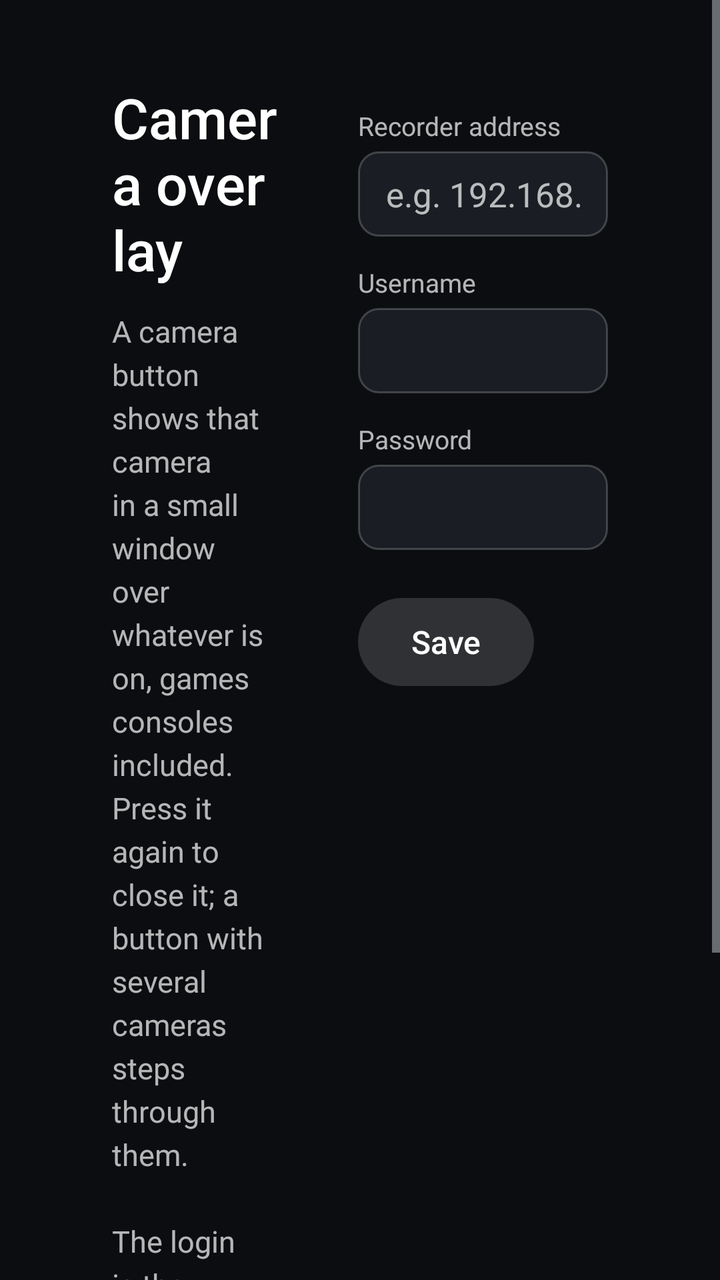
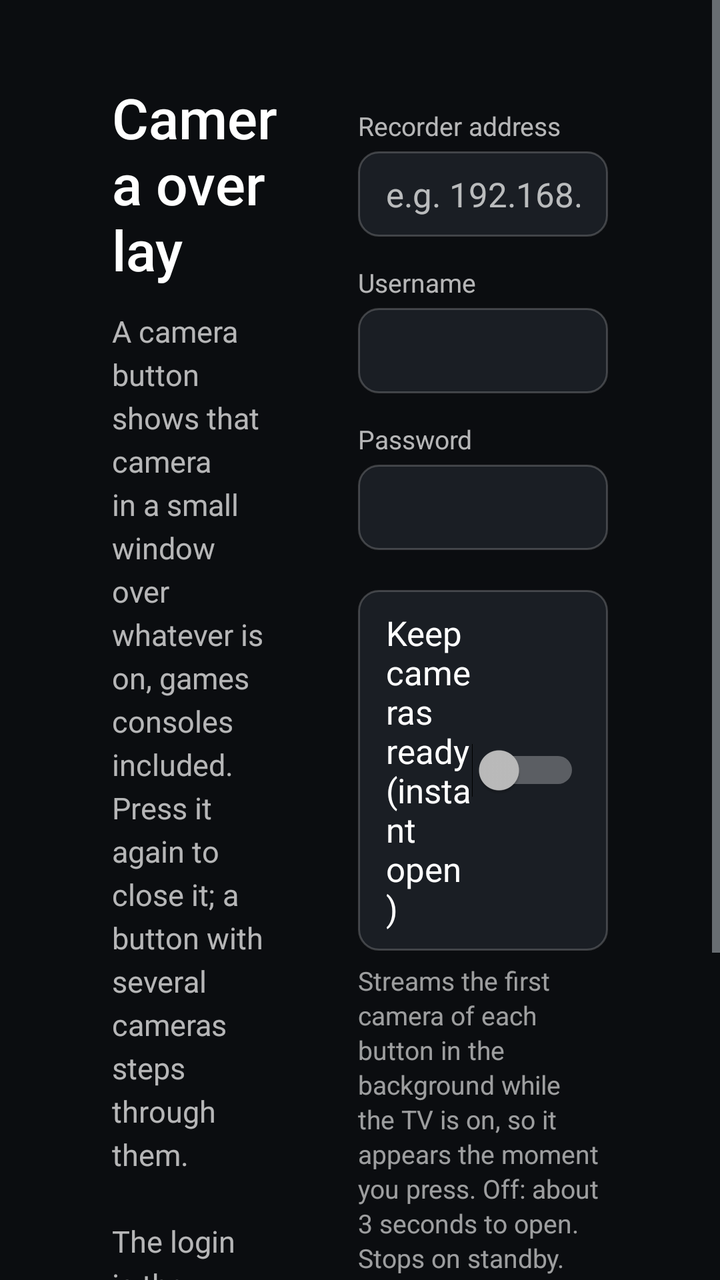

Two renders of the same Android screen: before a commit and after it. Below are the layout's source before the change and the commit's diff.
<!-- AndroidManifest.xml: activity theme CameraSetupTheme -->
<!-- res/layout/camera_setup.xml -->
<?xml version="1.0" encoding="utf-8"?>
<ScrollView xmlns:android="http://schemas.android.com/apk/res/android"
    android:layout_width="match_parent"
    android:layout_height="match_parent"
    android:background="#FF0B0D10"
    android:fillViewport="true">

    <LinearLayout
        android:layout_width="match_parent"
        android:layout_height="wrap_content"
        android:baselineAligned="false"
        android:orientation="horizontal"
        android:paddingStart="56dp"
        android:paddingTop="40dp"
        android:paddingEnd="56dp"
        android:paddingBottom="32dp">

        
        <LinearLayout
            android:layout_width="0dp"
            android:layout_height="wrap_content"
            android:layout_marginEnd="40dp"
            android:layout_weight="2"
            android:orientation="vertical">

            <TextView
                android:layout_width="wrap_content"
                android:layout_height="wrap_content"
                android:fontFamily="sans-serif-medium"
                android:text="@string/camera_title"
                android:textColor="#FFFFFFFF"
                android:textSize="28sp" />

            <TextView
                android:layout_width="wrap_content"
                android:layout_height="wrap_content"
                android:layout_marginTop="12dp"
                android:lineSpacingExtra="4dp"
                android:text="@string/camera_intro"
                android:textColor="#B3FFFFFF"
                android:textSize="15sp" />

            <TextView
                android:id="@+id/camera_source"
                android:layout_width="wrap_content"
                android:layout_height="wrap_content"
                android:layout_marginTop="12dp"
                android:textColor="#80FFFFFF"
                android:textSize="12sp" />

            <TextView
                android:id="@+id/camera_state"
                android:layout_width="wrap_content"
                android:layout_height="wrap_content"
                android:layout_marginTop="20dp"
                android:lineSpacingExtra="4dp"
                android:textColor="#FFFFD60A"
                android:textSize="14sp" />
        </LinearLayout>

        
        <LinearLayout
            android:layout_width="0dp"
            android:layout_height="wrap_content"
            android:layout_weight="3"
            android:orientation="vertical">

            <TextView style="@style/CameraLabel" android:text="@string/camera_host" />
            <EditText
                android:id="@+id/camera_host"
                style="@style/CameraField"
                android:hint="@string/camera_host_hint"
                android:inputType="textUri" />

            <TextView style="@style/CameraLabel" android:text="@string/camera_user" />
            <EditText
                android:id="@+id/camera_user"
                style="@style/CameraField"
                android:inputType="text" />

            <TextView style="@style/CameraLabel" android:text="@string/camera_pass" />
            <EditText
                android:id="@+id/camera_pass"
                style="@style/CameraField"
                android:inputType="textPassword" />

            <LinearLayout
                android:id="@+id/camera_rows"
                android:layout_width="match_parent"
                android:layout_height="wrap_content"
                android:orientation="vertical" />

            <Button
                android:id="@+id/camera_save"
                style="@style/CameraButton"
                android:layout_marginTop="24dp"
                android:text="@string/camera_save" />
        </LinearLayout>
    </LinearLayout>
</ScrollView>
<!-- resources referenced by this layout -->
<resources>
  <string name="camera_host">Recorder address</string>
  <string name="camera_host_hint" translatable="false">e.g. 192.168.1.108</string>
  <string name="camera_intro">A camera button shows that camera in a small window over whatever is on, games consoles included. Press it again to close it; a button with several cameras steps through them.\n\nThe login is the recorder\'s view-only account. It stays on this TV.</string>
  <string name="camera_pass">Password</string>
  <string name="camera_save">Save</string>
  <string name="camera_title">Camera overlay</string>
  <string name="camera_user">Username</string>
  <style name="CameraButton">
          <item name="android:layout_width">wrap_content</item>
          <item name="android:layout_height">wrap_content</item>
          <item name="android:layout_marginEnd">12dp</item>
          <item name="android:background">@drawable/camera_button</item>
          <item name="android:paddingStart">22dp</item>
          <item name="android:paddingEnd">22dp</item>
          <item name="android:minHeight">44dp</item>
          <item name="android:textAllCaps">false</item>
          <item name="android:textColor">@color/camera_button_text</item>
          <item name="android:textSize">16sp</item>
      </style>
  <style name="CameraLabel">
          <item name="android:layout_width">wrap_content</item>
          <item name="android:layout_height">wrap_content</item>
          <item name="android:layout_marginTop">14dp</item>
          <item name="android:layout_marginBottom">4dp</item>
          <item name="android:textColor">#B3FFFFFF</item>
          <item name="android:textSize">13sp</item>
      </style>
  <style name="CameraSetupTheme" parent="@android:style/Theme.DeviceDefault.NoActionBar">
          <item name="android:windowBackground">@android:color/black</item>
          <item name="android:colorAccent">#FF0A84FF</item>
      </style>
  <!-- drawable camera_button (drawable) -->
  <?xml version="1.0" encoding="utf-8"?>
  <selector xmlns:android="http://schemas.android.com/apk/res/android">
      <item android:state_focused="true">
          <shape>
              <solid android:color="#FFFFFFFF" />
              <corners android:radius="22dp" />
          </shape>
      </item>
      <item>
          <shape>
              <solid android:color="#26FFFFFF" />
              <corners android:radius="22dp" />
          </shape>
      </item>
  </selector>
  <!-- drawable camera_field (drawable) -->
  <?xml version="1.0" encoding="utf-8"?>
  <selector xmlns:android="http://schemas.android.com/apk/res/android">
      <item android:state_focused="true">
          <shape>
              <solid android:color="#FF2A2F38" />
              <stroke android:width="2dp" android:color="#FFFFFFFF" />
              <corners android:radius="10dp" />
          </shape>
      </item>
      <item>
          <shape>
              <solid android:color="#FF1A1E24" />
              <stroke android:width="1dp" android:color="#33FFFFFF" />
              <corners android:radius="10dp" />
          </shape>
      </item>
  </selector>
  <!-- unchanged entries left out for length: 1 -->
</resources>

<!-- the commit's change to res/layout/camera_setup.xml (unified diff, before → after) -->
@@ -90,10 +90,34 @@
                 android:layout_height="wrap_content"
                 android:orientation="vertical" />
 
+            <Switch
+                android:id="@+id/camera_ready"
+                android:layout_width="match_parent"
+                android:layout_height="wrap_content"
+                android:layout_marginTop="20dp"
+                android:background="@drawable/camera_field"
+                android:paddingStart="14dp"
+                android:paddingTop="10dp"
+                android:paddingEnd="14dp"
+                android:paddingBottom="10dp"
+                android:text="@string/camera_ready"
+                android:textColor="#FFFFFFFF"
+                android:textSize="17sp" />
+
+            <TextView
+                android:id="@+id/camera_ready_note"
+                android:layout_width="match_parent"
+                android:layout_height="wrap_content"
+                android:layout_marginTop="6dp"
+                android:lineSpacingExtra="2dp"
+                android:text="@string/camera_ready_note"
+                android:textColor="#99FFFFFF"
+                android:textSize="13sp" />
+
             <Button
                 android:id="@+id/camera_save"
                 style="@style/CameraButton"
-                android:layout_marginTop="24dp"
+                android:layout_marginTop="20dp"
                 android:text="@string/camera_save" />
         </LinearLayout>
     </LinearLayout>
<!-- resource entries referenced after the edit -->
@@ -4,6 +4,8 @@
   <string name="camera_host_hint" translatable="false">e.g. 192.168.1.108</string>
   <string name="camera_intro">A camera button shows that camera in a small window over whatever is on, games consoles included. Press it again to close it; a button with several cameras steps through them.\n\nThe login is the recorder\'s view-only account. It stays on this TV.</string>
   <string name="camera_pass">Password</string>
+  <string name="camera_ready">Keep cameras ready (instant open)</string>
+  <string name="camera_ready_note">Streams the first camera of each button in the background while the TV is on, so it appears the moment you press. Off: about 3 seconds to open. Stops on standby. Measured cost is in the kit\'s docs.</string>
   <string name="camera_save">Save</string>
   <string name="camera_title">Camera overlay</string>
   <string name="camera_user">Username</string>
